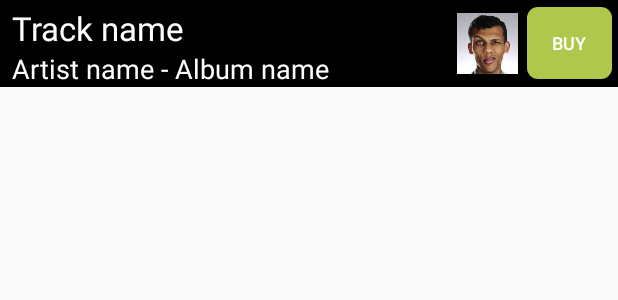
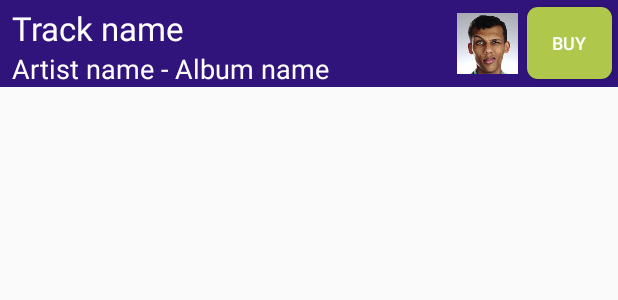
Before and after one commit to ouahadi/MusicApp, an Android app: the layout track_list_view_not_bought.xml on its own in the app's theme, with its tools: preview values and no code run, on a phone screen of 412 x 824 dp. Shown: the top 300 px of the screen. Run offline under Robolectric (Android 15) with nearby library versions, the phone set to English and light mode, and no system bars.

Commit message:
adaptor showing views of bought and not bought items correctly

```diff
--- a/app/src/main/java/TrackAdaptor.java
+++ b/app/src/main/java/TrackAdaptor.java
@@ -31,7 +31,7 @@ public class TrackAdaptor extends ArrayAdapter<rocks.lechick.android.musicapp.Tr
 
             rocks.lechick.android.musicapp.Track currentTrack = getItem(position);
 
-            if (currentTrack.getmBought() == true && listItemView == null) {
+            if (currentTrack.getmBought() == true) {
 
                 listItemView = LayoutInflater.from(getContext()).inflate(
                         R.layout.track_list_view_bought, parent, false);
@@ -51,7 +51,7 @@ public class TrackAdaptor extends ArrayAdapter<rocks.lechick.android.musicapp.Tr
                 iconView.setImageResource(currentTrack.getmAlbumCover());
             }
 
-            if (currentTrack.getmBought() == false && listItemView == null){
+            else {
 
                 listItemView = LayoutInflater.from(getContext()).inflate(
                         R.layout.track_list_view_not_bought, parent, false);
--- a/app/src/main/res/layout/track_list_view_not_bought.xml
+++ b/app/src/main/res/layout/track_list_view_not_bought.xml
@@ -3,7 +3,7 @@
     xmlns:android="http://schemas.android.com/apk/res/android"
     android:layout_height="wrap_content"
     android:layout_width="match_parent"
-    android:background="@android:color/black"
+    android:background="#31137c"
     >
 
     <LinearLayout
@@ -14,6 +14,7 @@
         android:layout_marginLeft="8dp">
 
         <TextView
+            android:id="@+id/track_name_list_view"
             android:layout_marginTop="4dp"
             android:layout_width="match_parent"
             android:layout_height="wrap_content"
@@ -28,6 +29,7 @@
             android:layout_weight="1">
 
             <TextView
+                android:id="@+id/artist_name_list_view"
                 android:layout_width="wrap_content"
                 android:layout_height="wrap_content"
                 android:textColor="@android:color/white"
@@ -35,6 +37,7 @@
                 android:textSize="18sp"/>
 
             <TextView
+                android:id="@+id/album_name_list_view"
                 android:layout_width="wrap_content"
                 android:layout_height="wrap_content"
                 android:text="- Album name "
@@ -48,6 +51,7 @@
     </LinearLayout>
 
     <ImageView
+        android:id="@+id/album_cover_list_view"
         android:layout_width="76dp"
         android:layout_height="match_parent"
         android:layout_weight="1"
```
